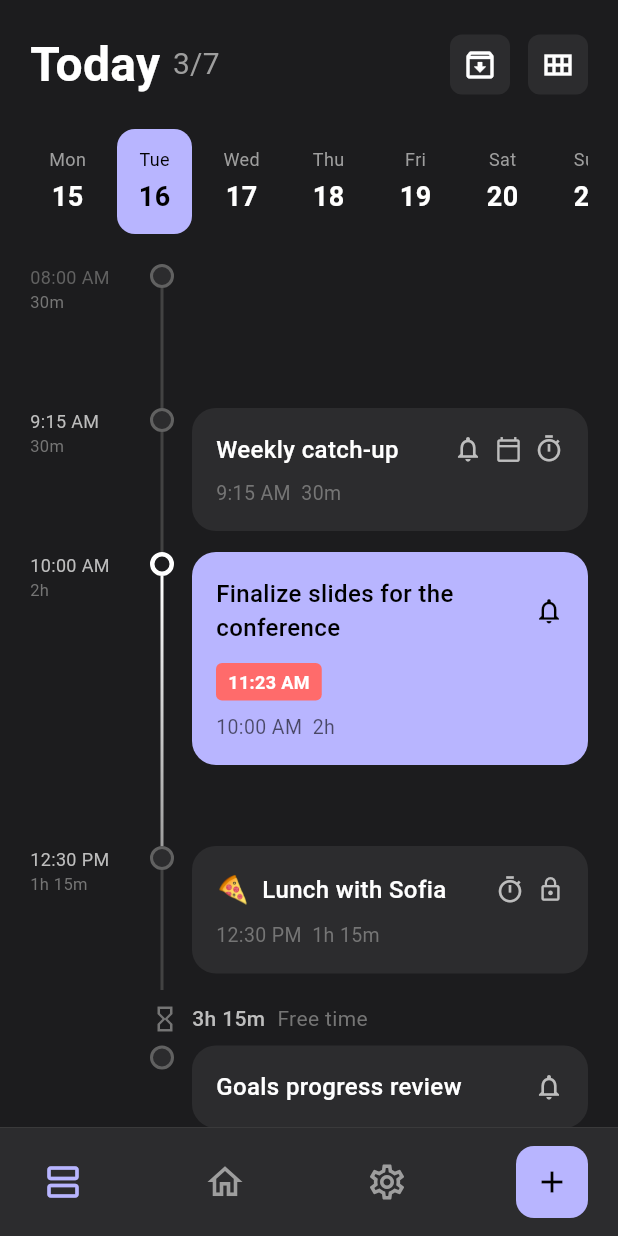
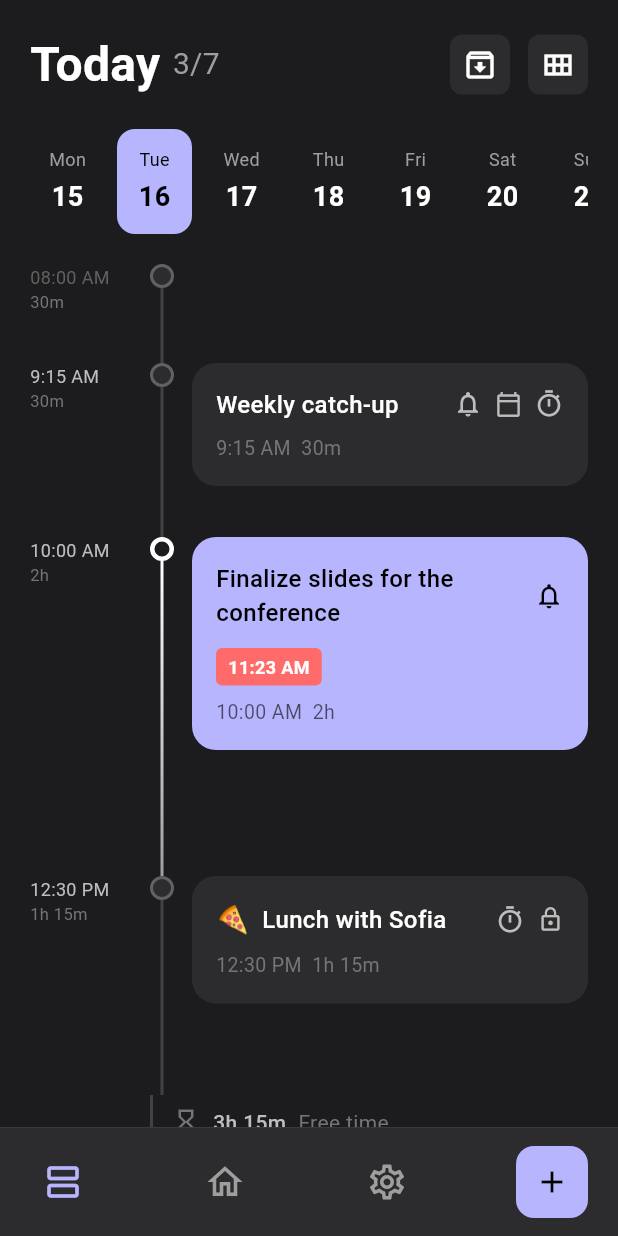
Before and after one commit to akuk095/Daily, a Flutter app: the screen it shows after launch, on a phone screen of 412 x 824 dp. Run offline on Flutter 3.47's test engine with Material 3 defaults, Android fonts, the phone set to English and light mode, and no system bars; Roboto replaces fonts that are missing (SF Pro).

Commit message:
Fix timeline connectivity with custom line heights
- Added lineHeight parameter to _buildTimelineItem for precise control
- Set specific line heights to match card content:
  * Empty items: 50px
  * Regular cards: 100px
  * Highlighted card with time: 210px
  * Cards with free time below: 130px
- Added timeline line through free time section
- Timeline now flows continuously from top to bottom

```diff
--- a/lib/screens/today_screen.dart
+++ b/lib/screens/today_screen.dart
@@ -159,6 +159,7 @@ class TodayScreen extends StatelessWidget {
               duration: '30m',
               title: '',
               isPast: true,
+              lineHeight: 50,
             ),
             _buildTimelineItem(
               time: '9:15 AM',
@@ -167,6 +168,7 @@ class TodayScreen extends StatelessWidget {
               hasNotification: true,
               hasCalendar: true,
               hasTimer: true,
+              lineHeight: 100,
             ),
             _buildTimelineItem(
               time: '10:00 AM',
@@ -175,6 +177,7 @@ class TodayScreen extends StatelessWidget {
               isHighlighted: true,
               hasNotification: true,
               currentTime: '11:23 AM',
+              lineHeight: 210,
             ),
             _buildTimelineItem(
               time: '12:30 PM',
@@ -183,6 +186,7 @@ class TodayScreen extends StatelessWidget {
               emoji: '🍕',
               hasLock: true,
               hasTimer: true,
+              lineHeight: 130,
             ),
             _buildFreeTime(),
             _buildTimelineItem(
@@ -211,6 +215,7 @@ class TodayScreen extends StatelessWidget {
     String? emoji,
     String? currentTime,
     bool isLast = false,
+    double lineHeight = 80,
   }) {
     return Row(
       crossAxisAlignment: CrossAxisAlignment.start,
@@ -258,7 +263,7 @@ class TodayScreen extends StatelessWidget {
             if (!isLast)
               Container(
                 width: 2,
-                height: isHighlighted ? 180 : 80,
+                height: lineHeight,
                 decoration: BoxDecoration(
                   gradient: currentTime != null
                       ? const LinearGradient(
@@ -410,11 +415,27 @@ class TodayScreen extends StatelessWidget {
   }
 
   Widget _buildFreeTime() {
-    return Padding(
+    return Row(
+      crossAxisAlignment: CrossAxisAlignment.start,
+      children: [
+        const SizedBox(width: 80),
+        // Timeline line continues through free time
+        Column(
+          children: [
+            Container(
+              width: 2,
+              height: 40,
+              color: Colors.grey[800],
+            ),
+          ],
+        ),
+        const SizedBox(width: 12),
+        // Free time content
+        Expanded(
+          child: Padding(
             padding: const EdgeInsets.symmetric(vertical: 8),
             child: Row(
               children: [
-          const SizedBox(width: 80),
                 Icon(
                   Icons.hourglass_empty,
                   color: Colors.grey[600],
@@ -439,6 +460,9 @@ class TodayScreen extends StatelessWidget {
                 ),
               ],
             ),
+          ),
+        ),
+      ],
     );
   }
 }
```
Lines whose indentation alone changed are shown as unchanged.
